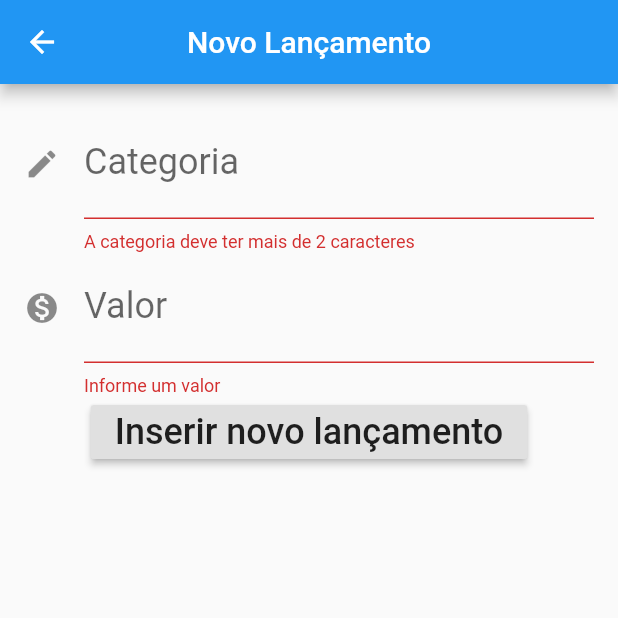
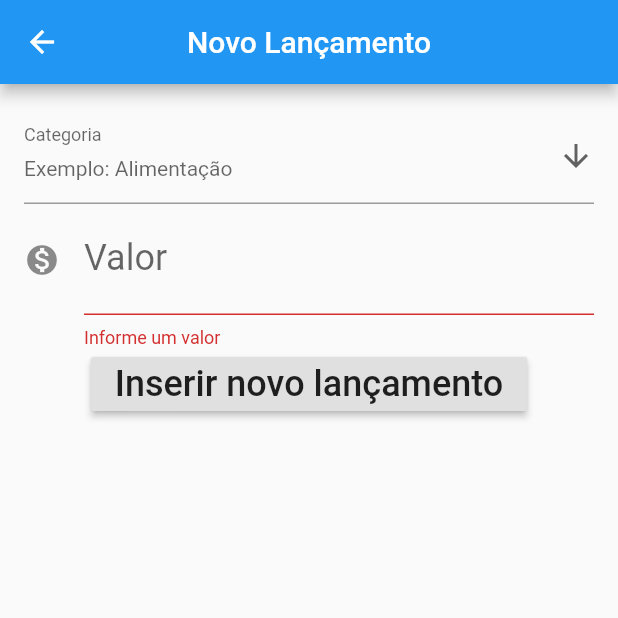
Before and after one commit to lvdamaceno/flutter_controle_monetario, a Flutter app: the FormLancamento screen opened directly, on a phone screen of 412 x 824 dp, the top half of it. Run offline on Flutter 3.47's test engine with Material 2 defaults, Android fonts, the phone set to English and light mode, and no system bars.

```diff
--- /dev/null
+++ b/lib/components/seletor.dart
@@ -0,0 +1,42 @@
+import 'package:flutter/material.dart';
+
+class Seletor extends StatefulWidget {
+  final List<String> lista;
+  final String rotulo;
+  final String dica;
+  final Function validador;
+  final Function controlador;
+  String valorSelecionado;
+
+  Seletor(
+      {this.controlador, this.lista, this.rotulo, this.dica, this.validador});
+
+  @override
+  _SeletorState createState() => _SeletorState();
+}
+
+class _SeletorState extends State<Seletor> {
+
+  // valorSelecionado = null;
+
+  @override
+  Widget build(BuildContext context) {
+    return DropdownButtonFormField<String>(
+      value: widget.valorSelecionado,
+      icon: Icon(Icons.arrow_downward),
+      iconSize: 24,
+      elevation: 16,
+      style: TextStyle(color: Colors.grey),
+      decoration:
+      InputDecoration(hintText: widget.dica, labelText: widget.rotulo),
+      validator: widget.validador,
+      onChanged: widget.controlador,
+      items: widget.lista.map<DropdownMenuItem<String>>((String value) {
+        return DropdownMenuItem<String>(
+          value: value,
+          child: Text(value),
+        );
+      }).toList(),
+    );
+  }
+}
--- a/lib/screens/lancamento/formulario.dart
+++ b/lib/screens/lancamento/formulario.dart
@@ -1,27 +1,30 @@
 import 'package:flutter/material.dart';
 import 'package:to_liso/components/editor.dart';
+import 'package:to_liso/components/seletor.dart';
 import 'package:to_liso/models/lancamento.dart';
 import 'package:to_liso/screens/lancamento/validacoes.dart';
 
 const _tituloAppBar = 'Novo Lançamento';
 const _rotuloCampoValor = 'Valor';
 const _dicaCampoValor = '0.00';
-const _rotuloCampocategoria = 'Categoria';
+const _rotuloCampoCategoria = 'Categoria';
+const List<String> _listaCategorias = ['Aluguel', 'Alimentação', 'Transporte'];
 const _dicaCampoCategoria = 'Exemplo: Alimentação';
 const _rotuloBotaoInserir = 'Inserir novo lançamento';
 
 class FormLancamento extends StatefulWidget {
+
   @override
   _FormLancamentoState createState() => _FormLancamentoState();
 }
 
 class _FormLancamentoState extends State<FormLancamento> {
   final TextEditingController _contraladorCampoValor = TextEditingController();
-  final TextEditingController _controladorCampoCategoria =
-      TextEditingController();
+
   final _formKey = GlobalKey<FormState>();
-  List<String> _categorias = ['Uber', 'Netflix', 'Almoço', 'Spotify']; // Option 2
-  String _selectedCategorias; // Option 2
+
+  bool _autovalidate = false;
+  String _controladorListaCategoria = _listaCategorias[0];
 
   @override
   Widget build(BuildContext context) {
@@ -36,16 +39,17 @@ class _FormLancamentoState extends State<FormLancamento> {
         child: SingleChildScrollView(
             padding: EdgeInsets.all(16.0),
             child: Column(children: <Widget>[
-
-              Editor(
-                rotulo: _rotuloCampocategoria,
+              Seletor(
+                controlador: (String value) {
+                  setState(() {
+                    _controladorListaCategoria = value;
+                  });
+                },
+                lista: _listaCategorias,
                 dica: _dicaCampoCategoria,
-                icone: Icons.create,
-                tipoTeclado: TextInputType.text,
-                controlador: _controladorCampoCategoria,
+                rotulo: _rotuloCampoCategoria,
                 validador: ValidaLancamento.categoria,
               ),
-
               Editor(
                 rotulo: _rotuloCampoValor,
                 dica: _dicaCampoValor,
@@ -74,7 +78,7 @@ class _FormLancamentoState extends State<FormLancamento> {
 
   void _criarLancamento(BuildContext context) {
     final double valor = double.tryParse(_contraladorCampoValor.text);
-    final String categoria = _controladorCampoCategoria.text;
+    final String categoria = _controladorListaCategoria;
     final Lancamento lancamento = new Lancamento(valor, categoria);
     if (valor != null && categoria.isNotEmpty) {
       Navigator.pop(context, lancamento);
--- a/pubspec.yaml
+++ b/pubspec.yaml
@@ -19,6 +19,7 @@ environment:
 dependencies:
   flutter:
     sdk: flutter
+  sqflite: ^1.3.0
 
   # The following adds the Cupertino Icons font to your application.
   # Use with the CupertinoIcons class for iOS style icons.
```
Also changed, not shown: lib/database/app_database.dart (added), lib/database/dao/lancamento.dart (added), pubspec.lock.
